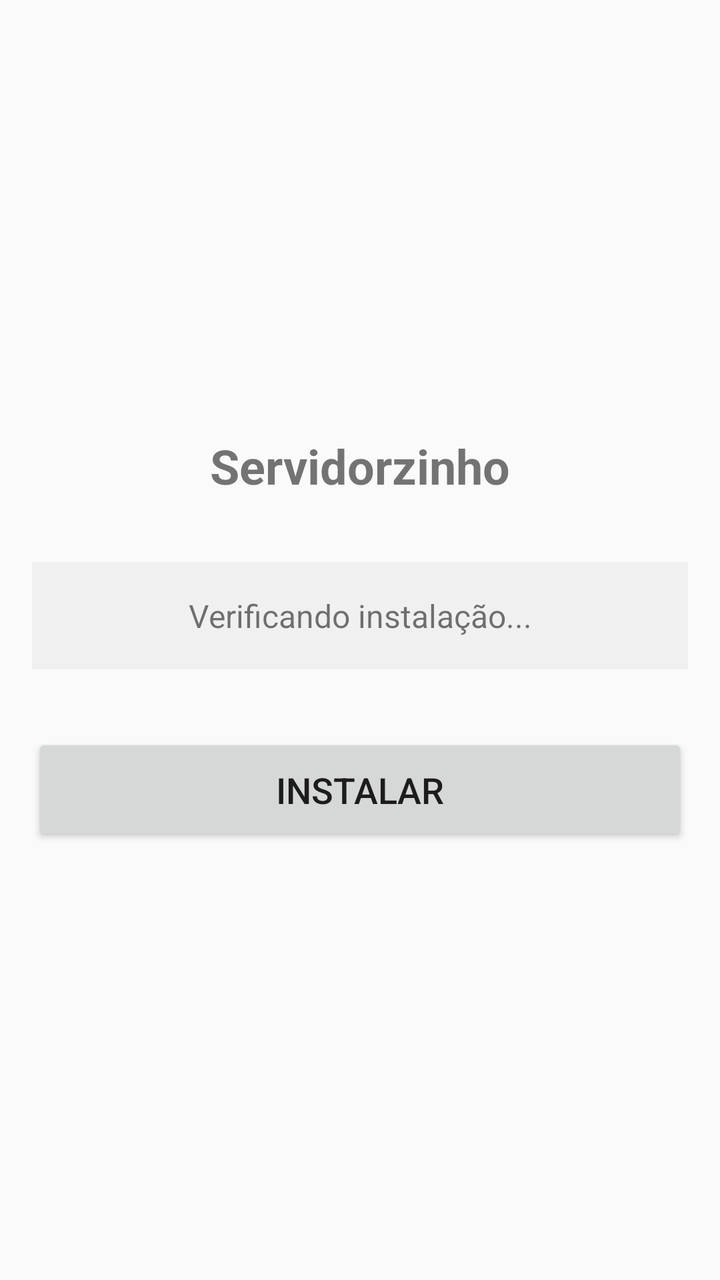
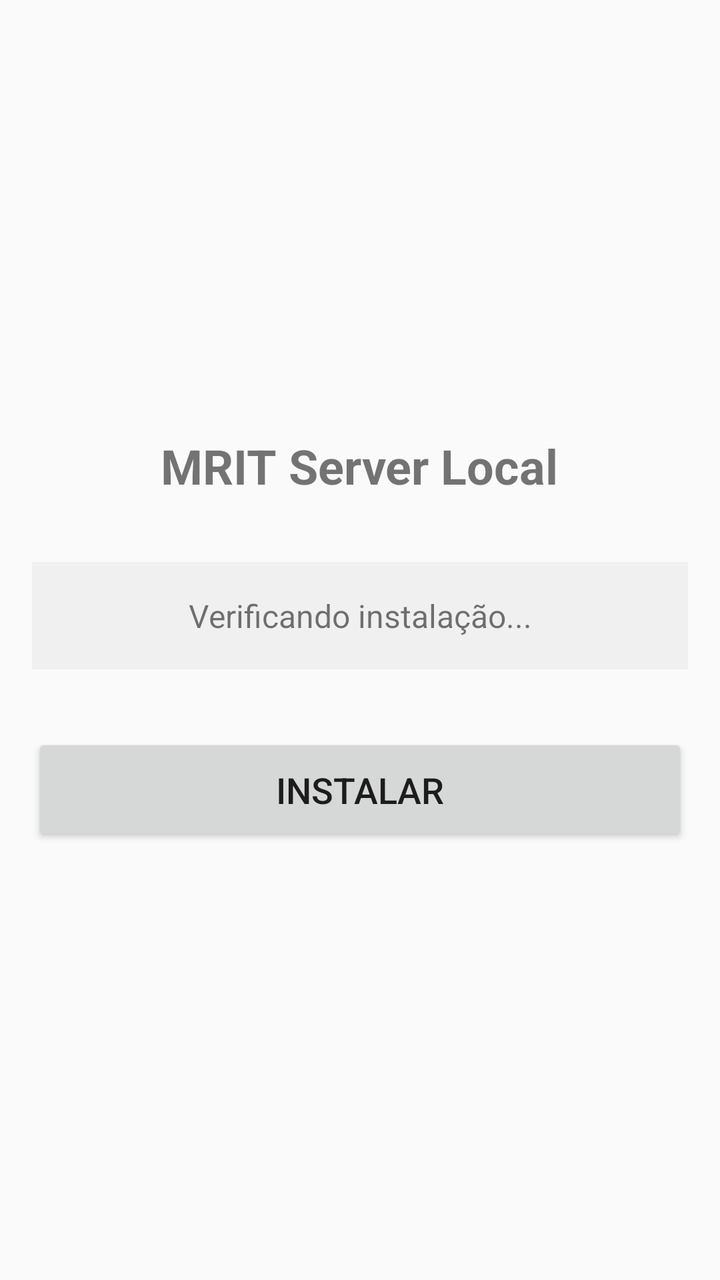

Before-and-after screenshots of an Android layout around one commit, followed by the original layout XML and the change that was made.
<!-- AndroidManifest.xml: activity theme Theme.AppCompat.Light.DarkActionBar -->
<!-- res/layout/activity_main.xml -->
<?xml version="1.0" encoding="utf-8"?>
<LinearLayout xmlns:android="http://schemas.android.com/apk/res/android"
    android:layout_width="match_parent"
    android:layout_height="match_parent"
    android:orientation="vertical"
    android:padding="16dp"
    android:gravity="center">

    <TextView
        android:layout_width="wrap_content"
        android:layout_height="wrap_content"
        android:text="Servidorzinho"
        android:textSize="24sp"
        android:textStyle="bold"
        android:layout_marginBottom="32dp" />

    <TextView
        android:id="@+id/statusText"
        android:layout_width="match_parent"
        android:layout_height="wrap_content"
        android:text="Verificando instalação..."
        android:textSize="16sp"
        android:gravity="center"
        android:padding="16dp"
        android:background="#f0f0f0"
        android:layout_marginBottom="32dp" />

    <Button
        android:id="@+id/installButton"
        android:layout_width="match_parent"
        android:layout_height="wrap_content"
        android:text="Instalar"
        android:textSize="18sp"
        android:padding="16dp" />

</LinearLayout>
<!-- resources referenced by this layout -->
<resources>

</resources>

<!-- the commit's change to res/layout/activity_main.xml (unified diff, before → after) -->
@@ -9,7 +9,7 @@
     <TextView
         android:layout_width="wrap_content"
         android:layout_height="wrap_content"
-        android:text="Servidorzinho"
+        android:text="MRIT Server Local"
         android:textSize="24sp"
         android:textStyle="bold"
         android:layout_marginBottom="32dp" />
